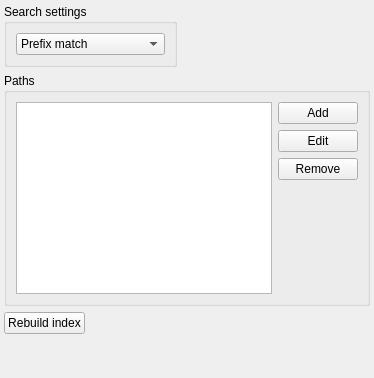
Old version of the form src/services/appindex/appindexwidget.ui in the repository albertlauncher/albert.
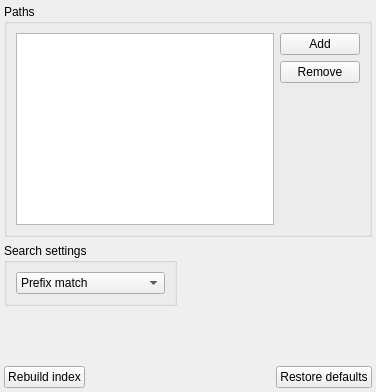
New version of the form. Icons and pictures are not drawn.

What changed in the file:
```diff
--- a/src/services/appindex/appindexwidget.ui
+++ b/src/services/appindex/appindexwidget.ui
@@ -2,6 +2,14 @@
 <ui version="4.0">
  <class>AppIndexWidget</class>
  <widget class="QWidget" name="AppIndexWidget">
+  <property name="geometry">
+   <rect>
+    <x>0</x>
+    <y>0</y>
+    <width>376</width>
+    <height>392</height>
+   </rect>
+  </property>
   <layout class="QVBoxLayout" name="verticalLayout">
    <property name="leftMargin">
     <number>4</number>
@@ -15,51 +23,6 @@
    <property name="bottomMargin">
     <number>4</number>
    </property>
-   <item>
-    <layout class="QHBoxLayout" name="horizontalLayout_2">
-     <item>
-      <widget class="QGroupBox" name="groupBox_2">
-       <property name="title">
-        <string>Search settings</string>
-       </property>
-       <layout class="QVBoxLayout" name="verticalLayout_2">
-        <item>
-         <widget class="QComboBox" name="comboBox_searchType">
-          <item>
-           <property name="text">
-            <string>Prefix match</string>
-           </property>
-          </item>
-          <item>
-           <property name="text">
-            <string>Prefix match any word</string>
-           </property>
-          </item>
-          <item>
-           <property name="text">
-            <string>Fuzzy search</string>
-           </property>
-          </item>
-         </widget>
-        </item>
-       </layout>
-      </widget>
-     </item>
-     <item>
-      <spacer name="horizontalSpacer">
-       <property name="orientation">
-        <enum>Qt::Horizontal</enum>
-       </property>
-       <property name="sizeHint" stdset="0">
-        <size>
-         <width>40</width>
-         <height>20</height>
-        </size>
-       </property>
-      </spacer>
-     </item>
-    </layout>
-   </item>
    <item>
     <widget class="QGroupBox" name="groupBox_1">
      <property name="title">
@@ -76,12 +39,10 @@
           <property name="text">
            <string>Add</string>
           </property>
-         </widget>
-        </item>
-        <item>
-         <widget class="QPushButton" name="pushButton_editPath">
-          <property name="text">
-           <string>Edit</string>
+          <property name="icon">
+           <iconset theme=":icon_add">
+            <normaloff/>
+           </iconset>
           </property>
          </widget>
         </item>
@@ -110,6 +71,64 @@
      </layout>
     </widget>
    </item>
+   <item>
+    <layout class="QHBoxLayout" name="horizontalLayout_2">
+     <item>
+      <widget class="QGroupBox" name="groupBox_2">
+       <property name="title">
+        <string>Search settings</string>
+       </property>
+       <layout class="QVBoxLayout" name="verticalLayout_2">
+        <item>
+         <widget class="QComboBox" name="comboBox_searchType">
+          <item>
+           <property name="text">
+            <string>Prefix match</string>
+           </property>
+          </item>
+          <item>
+           <property name="text">
+            <string>Prefix match any word</string>
+           </property>
+          </item>
+          <item>
+           <property name="text">
+            <string>Fuzzy search</string>
+           </property>
+          </item>
+         </widget>
+        </item>
+       </layout>
+      </widget>
+     </item>
+     <item>
+      <spacer name="horizontalSpacer">
+       <property name="orientation">
+        <enum>Qt::Horizontal</enum>
+       </property>
+       <property name="sizeHint" stdset="0">
+        <size>
+         <width>40</width>
+         <height>20</height>
+        </size>
+       </property>
+      </spacer>
+     </item>
+    </layout>
+   </item>
+   <item>
+    <spacer name="verticalSpacer">
+     <property name="orientation">
+      <enum>Qt::Vertical</enum>
+     </property>
+     <property name="sizeHint" stdset="0">
+      <size>
+       <width>20</width>
+       <height>40</height>
+      </size>
+     </property>
+    </spacer>
+   </item>
    <item>
     <layout class="QHBoxLayout" name="horizontalLayout_3">
      <item>
@@ -132,21 +151,28 @@
        </property>
       </widget>
      </item>
+     <item>
+      <spacer name="horizontalSpacer_2">
+       <property name="orientation">
+        <enum>Qt::Horizontal</enum>
+       </property>
+       <property name="sizeHint" stdset="0">
+        <size>
+         <width>40</width>
+         <height>20</height>
+        </size>
+       </property>
+      </spacer>
+     </item>
+     <item>
+      <widget class="QPushButton" name="pb_defaults">
+       <property name="text">
+        <string>Restore defaults</string>
+       </property>
+      </widget>
+     </item>
     </layout>
    </item>
-   <item>
-    <spacer name="verticalSpacer">
-     <property name="orientation">
-      <enum>Qt::Vertical</enum>
-     </property>
-     <property name="sizeHint" stdset="0">
-      <size>
-       <width>20</width>
-       <height>40</height>
-      </size>
-     </property>
-    </spacer>
-   </item>
   </layout>
  </widget>
  <resources/>
```
